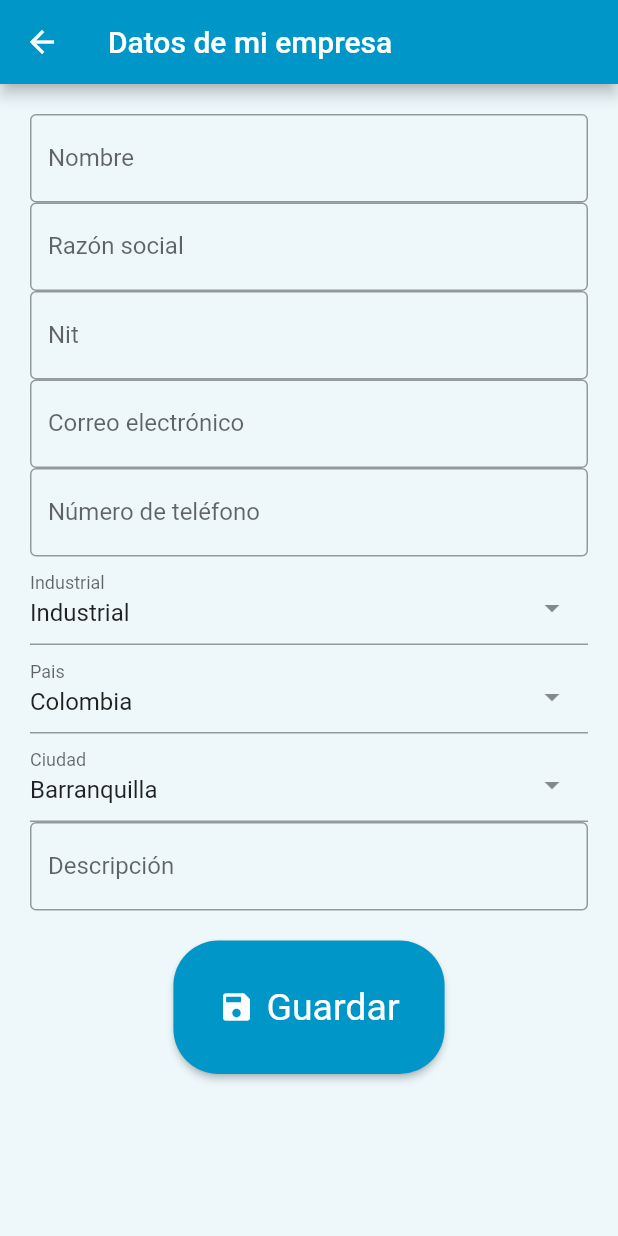
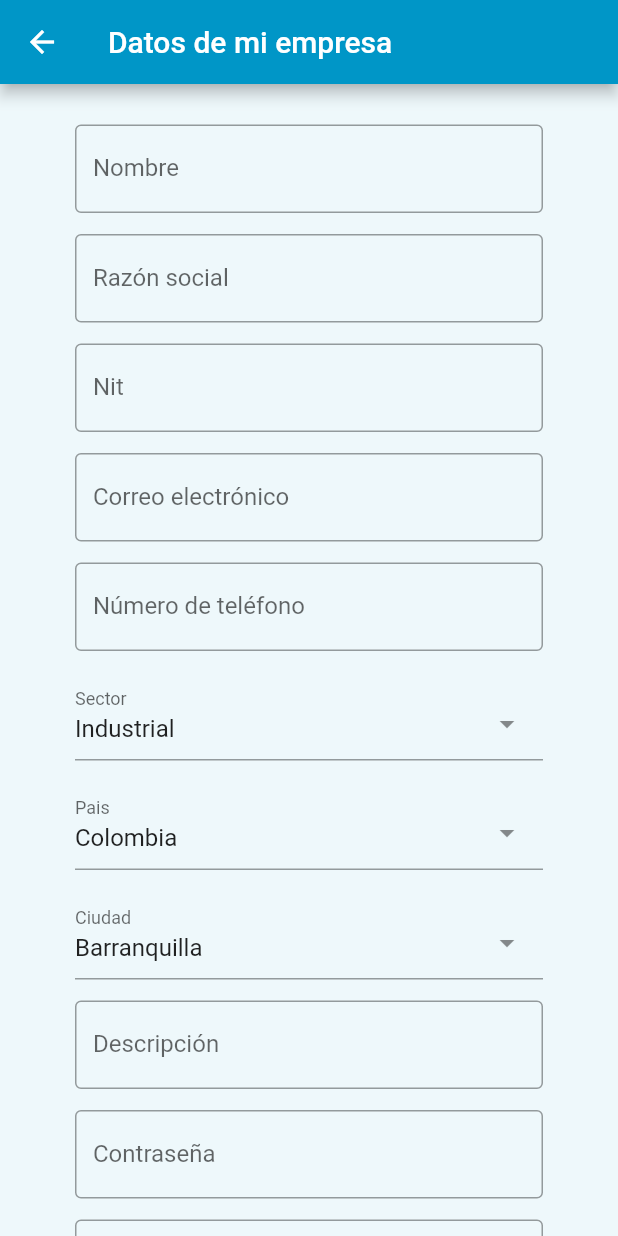
Before and after one commit to dorelysm/app_trabajo_discapacidades, a Flutter app: the RegistroEmpPage screen opened by its route, on a phone screen of 412 x 824 dp. Run offline on Flutter 3.47's test engine with Material 2 defaults, Android fonts, the phone set to English and light mode, and no system bars; drawn by our look-alikes of select_form_field; Roboto replaces fonts that are missing (Rosario).

Commit message:
validaciones registro empresa

```diff
--- a/lib/main.dart
+++ b/lib/main.dart
@@ -48,10 +48,8 @@ class MyApp extends StatelessWidget {
           "/registro_emp": (BuildContext context) => const RegistroEmpPage(),
           "/login": (BuildContext context) => const LoginPage(),
           "/consultas": (BuildContext context) => const ConsultasPage(),
-          "/consultas_empleos": (BuildContext context) =>
-              const ConsultasEmpleosPage(),
-          "/consultas_empresas": (BuildContext context) =>
-              const ConsultasEmpresasPage(),
+          "/consultas_empleos": (BuildContext context) => const ConsultasEmpleosPage(),
+          "/consultas_empresas": (BuildContext context) => const ConsultasEmpresasPage(),
         });
   }
 }
--- a/lib/pages/registro_emp.dart
+++ b/lib/pages/registro_emp.dart
@@ -18,6 +18,9 @@ class _RegistroEmpPageState extends State<RegistroEmpPage> {
     TextEditingController emailTextController = TextEditingController();
     TextEditingController celularTextController = TextEditingController();
     TextEditingController descripcionTextController = TextEditingController();
+    TextEditingController contrasenaTextController = TextEditingController();
+    TextEditingController confirmarContrasenaTextController = TextEditingController();
+
 
   // Valores de las listas desplegables
   final List<Map<String, dynamic>> _sectores = [
@@ -53,58 +56,149 @@ class _RegistroEmpPageState extends State<RegistroEmpPage> {
     );
   }
 
+  //Validaciones
+
+  String? validarEntradaTexto(value) {
+    String pattern = r'^[a-zA-Z ]*$';
+    RegExp regExp = RegExp(pattern);
+    if (value == null || value.isEmpty) {
+      return "Campo obligatorio";
+    } else if (!regExp.hasMatch(value)) {
+      return "Debe contener solo letras";
+    } else {
+      return null;
+    }
+  }
+
+  String? validarEntradaNum(value) {
+    String pattern = r'^[0-9]*$';
+    RegExp regExp = RegExp(pattern);
+    if (value == null || value.isEmpty) {
+      return "Campo obligatorio";
+    } else if (!regExp.hasMatch(value)) {
+      return "Debe contener solo números";
+    } else {
+      return null;
+    }
+  }
+
+  String? validarNit(value) {
+    String pattern = r'^[0-9]*$';
+    RegExp regExp = RegExp(pattern);
+    if (value == null || value.isEmpty) {
+      return "Campo obligatorio";
+    } else if (!regExp.hasMatch(value)) {
+      return "Debe contener solo números";
+    } else if (value.length < 6){
+      return "Ingrese un Nit válido";
+    } else {
+      return null;
+    }
+  }
+
+  String? validarCorreo(value) {
+    String pattern =
+        r'^(([^<>()[\]\\.,;:\s@\"]+(\.[^<>()[\]\\.,;:\s@\"]+)*)|(\".+\"))@((\[[0-9]{1,3}\.[0-9]{1,3}\.[0-9]{1,3}\.[0-9]{1,3}\])|(([a-zA-Z\-0-9]+\.)+[a-zA-Z]{2,}))$';
+    RegExp regExp = RegExp(pattern);
+    if (value == null || value.isEmpty) {
+      return "Ingrese el correo";
+    } else if (!regExp.hasMatch(value)) {
+      return "Ingrese un correo válido";
+    } else {
+      return null;
+    }
+  }
+
+  String? validarContrasena(value) {
+    if (value == null || value.isEmpty) {
+      return "Ingrese la contraseña";
+    } else {
+      return null;
+    }
+  }
+
+  String? validarConfirmarContrasena(value) {
+    if (value == null || value.isEmpty) {
+      return "Ingrese la contraseña";
+    } else if (value != contrasenaTextController.text) {
+      return "Las contraseñas no coinciden";
+    } else {
+      return null;
+    }
+  }
+
   Widget formularioRegistroEmp() {
     return Column(
       children: <Widget>[
-        TextFormField(
+        Padding(
+          padding: const EdgeInsets.symmetric(vertical: 7, horizontal: 30),
+          child: TextFormField(
             controller: nombreTextController,
             decoration: const InputDecoration(
               labelText: 'Nombre',
               border: OutlineInputBorder(),
             ),
-          //validator: validarEntradaTexto,
+            validator: validarEntradaTexto,
           ),
-        TextFormField(
+        ),
+        Padding(
+          padding: const EdgeInsets.symmetric(vertical: 7, horizontal: 30),
+          child: TextFormField(
             controller: razonSocialTextController,
             decoration: const InputDecoration(
               labelText: 'Razón social',
               border: OutlineInputBorder(),
             ),
-          //validator: validarEntradaTexto,
+            validator: validarEntradaTexto,
           ),
-        TextFormField(
+        ),
+        Padding(
+          padding: const EdgeInsets.symmetric(vertical: 7, horizontal: 30),
+          child: TextFormField(
             controller: nitTextController,
             decoration: const InputDecoration(
               labelText: 'Nit',
               border: OutlineInputBorder(),
             ),
-          //validator: validarEntradaTexto,
+            validator: validarNit,
           ),
-        TextFormField(
+        ),
+        Padding(
+          padding: const EdgeInsets.symmetric(vertical: 7, horizontal: 30),
+          child: TextFormField(
             controller: emailTextController,
             decoration: const InputDecoration(
               labelText: 'Correo electrónico',
               border: OutlineInputBorder(),
             ),
-          //validator: validarEntradaTexto,
+            validator: validarCorreo,
           ),
-        TextFormField(
+        ),
+        Padding(
+          padding: const EdgeInsets.symmetric(vertical: 7, horizontal: 30),
+          child: TextFormField(
             controller: celularTextController,
             decoration: const InputDecoration(
               labelText: 'Número de teléfono',
               border: OutlineInputBorder(),
             ),
-          //validator: validarEntradaTexto,
+            validator: validarEntradaNum,
           ),
-        SelectFormField(
+        ),
+        Padding(
+          padding: const EdgeInsets.symmetric(vertical: 7, horizontal: 30),
+          child: SelectFormField(
             type: SelectFormFieldType.dropdown,
                 initialValue: 'industrial',
-              labelText: 'Industrial',
+                labelText: 'Sector',
                 items: _sectores,
                 onChanged: (val) => print(val),
                 onSaved: (val) => print(val),
           ),
-        SelectFormField(
+        ),
+        Padding(
+          padding: const EdgeInsets.symmetric(vertical: 7, horizontal: 30),
+          child: SelectFormField(
             type: SelectFormFieldType.dropdown,
             initialValue: 'colombia',
             labelText: 'Pais',
@@ -112,7 +206,10 @@ class _RegistroEmpPageState extends State<RegistroEmpPage> {
             onChanged: (val) => print(val),
             onSaved: (val) => print(val),
           ),
-        SelectFormField(
+        ),
+        Padding(
+          padding: const EdgeInsets.symmetric(vertical: 7, horizontal: 30),
+          child: SelectFormField(
             type: SelectFormFieldType.dropdown,
             initialValue: 'barranquilla',
             labelText: 'Ciudad',
@@ -120,13 +217,43 @@ class _RegistroEmpPageState extends State<RegistroEmpPage> {
             onChanged: (val) => print(val),
             onSaved: (val) => print(val),
           ),
-        TextFormField(
+        ),
+        Padding(
+          padding: const EdgeInsets.symmetric(vertical: 7, horizontal: 30),
+          child: TextFormField(
+            keyboardType: TextInputType.multiline,
+            maxLines: null,
             controller: descripcionTextController,
             decoration: const InputDecoration(
               labelText: 'Descripción',
               border: OutlineInputBorder(),
             ),
-          //validator: validarEntradaTexto,
+            validator: validarEntradaTexto,
+          ),
+        ),
+        Padding(
+          padding: const EdgeInsets.symmetric(vertical: 7, horizontal: 30),
+          child: TextFormField(
+            controller: contrasenaTextController,
+            obscureText: true,
+            decoration: const InputDecoration(
+              labelText: 'Contraseña',
+              border: OutlineInputBorder(),
+            ),
+            validator: validarContrasena,
+          ),
+        ),
+        Padding(
+          padding: const EdgeInsets.symmetric(vertical: 7, horizontal: 30),
+          child: TextFormField(
+            controller: confirmarContrasenaTextController,
+            obscureText: true,
+            decoration: const InputDecoration(
+              labelText: 'Confirmar contraseña',
+              border: OutlineInputBorder(),
+            ),
+            validator: validarConfirmarContrasena,
+          ),
         ),
         Padding(
           padding: const EdgeInsets.symmetric(vertical: 20, horizontal: 50),
```
Lines whose indentation alone changed are shown as unchanged.
